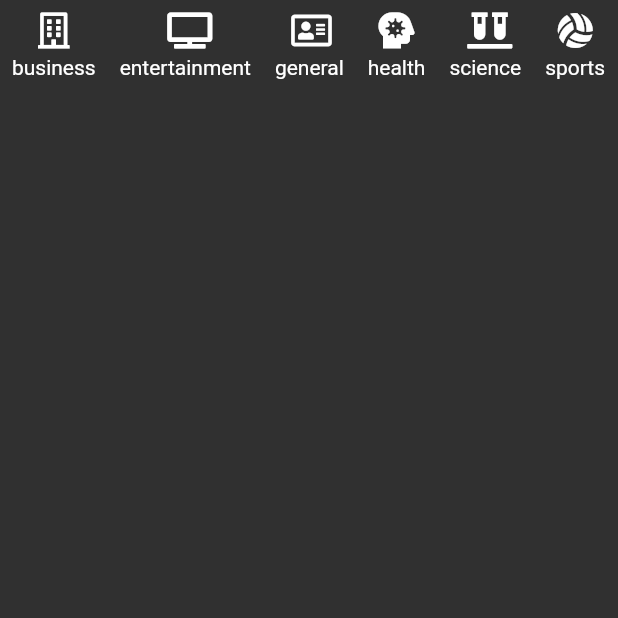
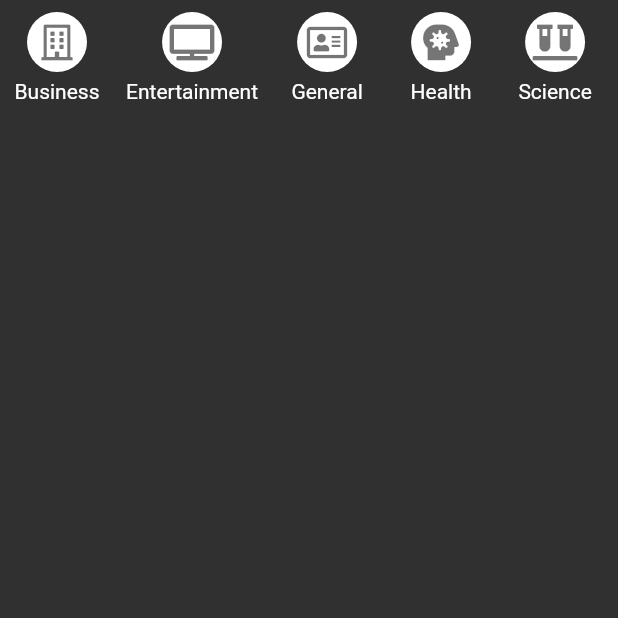
Before and after one commit to CodingCarnage/CursoFlutter_FH_newsapp, a Flutter app: the Tab2Page screen opened directly, on a phone screen of 412 x 824 dp, the top half of it. Run offline on Flutter 3.47's test engine with Material 2 defaults, Android fonts, the phone set to English and light mode, and no system bars; our stand-ins replace font_awesome_flutter; network calls fail.

Commit message:
Se pulieron varias cosas del menu de categorias.

```diff
--- a/lib/src/pages/tab2_page.dart
+++ b/lib/src/pages/tab2_page.dart
@@ -9,13 +9,16 @@ class Tab2Page extends StatelessWidget {
 
   @override
   Widget build(BuildContext context) {
-    final List<Category> categories = Provider.of<NewsService>(context).categories;
+    final List<Category> categories =
+        Provider.of<NewsService>(context).categories;
 
     return SafeArea(
       child: Scaffold(
         body: Column(
           children: <Widget>[
-            Expanded(child: _ListCategories(categories: categories)),
+            Expanded(
+              child: _ListCategories(categories: categories),
+            ),
           ],
         ),
       ),
@@ -26,7 +29,7 @@ class Tab2Page extends StatelessWidget {
 class _ListCategories extends StatelessWidget {
   const _ListCategories({
     Key key,
-    @required this.categories
+    @required this.categories,
   }) : super(key: key);
 
   final List<Category> categories;
@@ -42,9 +45,9 @@ class _ListCategories extends StatelessWidget {
           padding: const EdgeInsets.all(8.0),
           child: Column(
             children: <Widget>[
-              Icon(categories[index].icon),
+              _CategoryButton(category: categories[index]),
               const SizedBox(height: 5.0),
-              Text(categories[index].name),
+              Text('${categories[index].name[0].toUpperCase()}${categories[index].name.substring(1)}'),
             ],
           ),
         );
@@ -52,3 +55,34 @@ class _ListCategories extends StatelessWidget {
     );
   }
 }
+
+class _CategoryButton extends StatelessWidget {
+  const _CategoryButton({
+    Key key,
+    @required this.category,
+  }) : super(key: key);
+
+  final Category category;
+
+  @override
+  Widget build(BuildContext context) {
+    return GestureDetector(
+      onTap: () {
+        print('${category.name}');
+      },
+      child: Container(
+        width: 40.0,
+        height: 40.0,
+        margin: const EdgeInsets.symmetric(horizontal: 10.0),
+        decoration: BoxDecoration(
+          shape: BoxShape.circle,
+          color: Colors.white,
+        ),
+        child: Icon(
+          category.icon,
+          color: Colors.black54,
+        ),
+      ),
+    );
+  }
+}
```
